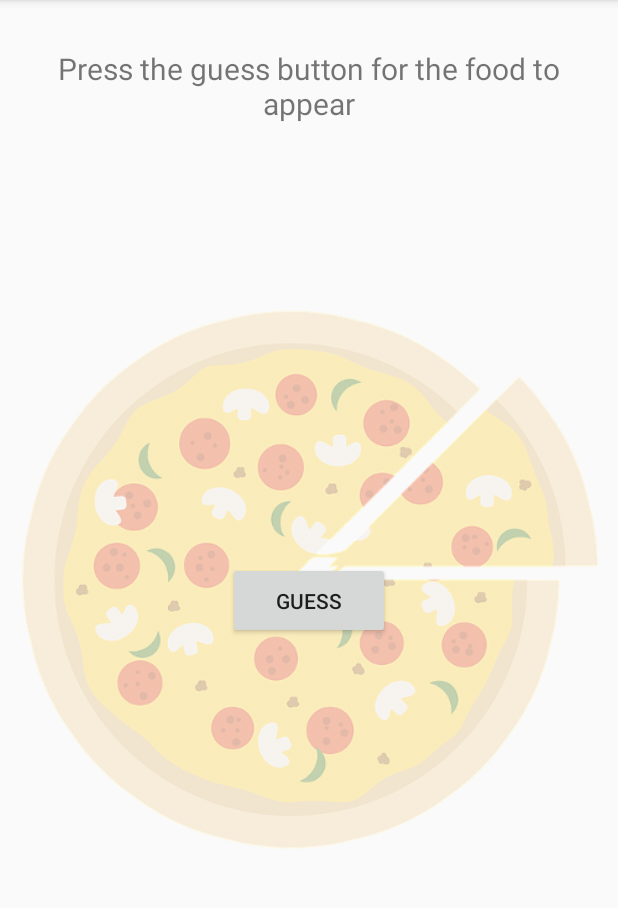
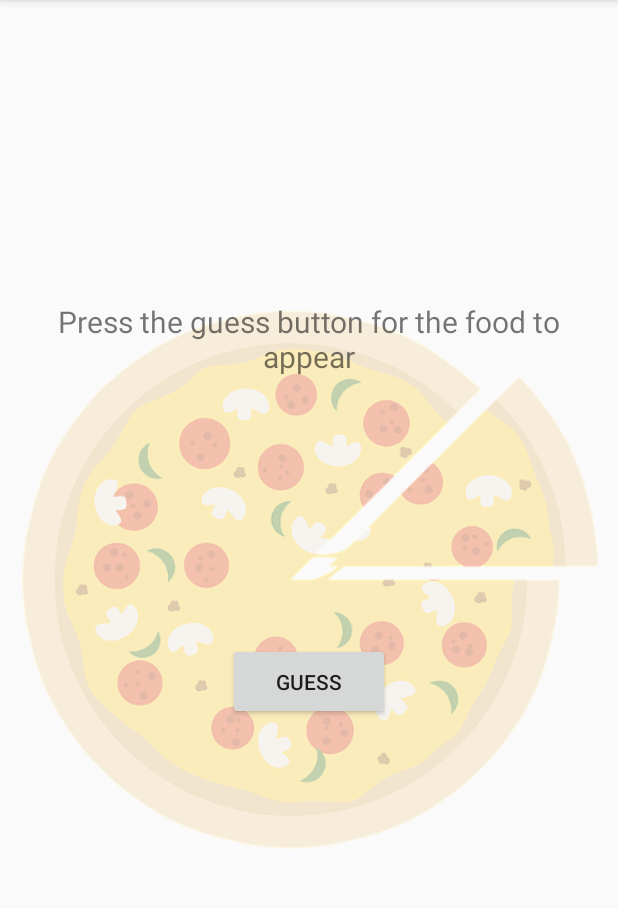
Before and after one commit to pedif/WhatEats, an Android app: the screen it shows after launch (MainActivity), on a phone screen of 412 x 824 dp, the part 84-992 px from its top. Run offline under Robolectric (Android 15) with nearby library versions, the phone set to English and light mode, and no system bars; our stand-ins replace AdMob.

Commit message:
Updated Guess Fragment
Updated guess fragment layout to now support the new design which includes views animating in random directions

```diff
--- a/app/src/main/res/layout/fragment_guess.xml
+++ b/app/src/main/res/layout/fragment_guess.xml
@@ -22,19 +22,27 @@
             app:layout_constraintTop_toTopOf="parent"
             android:layout_marginEnd="8dp" android:layout_marginRight="8dp" android:layout_marginTop="16dp"
             android:layout_marginBottom="16dp" app:layout_constraintBottom_toBottomOf="parent"/>
-    <TextView
-            android:textSize="20sp"
-            android:text="@string/text_msg"
+
+    <FrameLayout app:layout_constraintEnd_toEndOf="parent"
                  android:layout_width="0dp"
-            android:layout_height="wrap_content" android:id="@+id/text_msg"
-            android:layout_gravity="center"
-            app:layout_constraintEnd_toEndOf="parent"
-            android:gravity="center"
+                 android:layout_height="0dp"
                  app:layout_constraintTop_toTopOf="parent"
                  app:layout_constraintStart_toStartOf="parent" android:layout_marginEnd="32dp"
                  android:layout_marginRight="32dp" android:layout_marginLeft="32dp" android:layout_marginStart="32dp"
                  android:layout_marginTop="32dp"
+                 android:id="@+id/layout_msg" android:layout_marginBottom="8dp"
+                 app:layout_constraintBottom_toTopOf="@+id/button_guess">
+        <TextView
+                android:id="@+id/text_msg"
+                android:textSize="20sp"
+                android:text="@string/text_msg"
+                android:layout_gravity="center"
+                android:gravity="center"
+                android:layout_width="wrap_content"
+                android:layout_height="wrap_content"
         />
+    </FrameLayout>
+
     <Button
             android:text="@string/guess"
             android:layout_width="wrap_content"
@@ -45,9 +53,9 @@
             android:layout_marginStart="8dp" android:layout_marginBottom="8dp"
             app:layout_constraintBottom_toBottomOf="parent"
             android:contentDescription="@string/guess"
-            android:layout_marginTop="8dp" app:layout_constraintTop_toTopOf="@+id/text_msg"
+            android:layout_marginTop="8dp" app:layout_constraintTop_toTopOf="parent"
             android:paddingTop="16dp"
             android:paddingBottom="16dp"
             android:paddingLeft="32dp"
-            android:paddingRight="32dp"/>
+            android:paddingRight="32dp" app:layout_constraintVertical_bias="0.6"/>
 </androidx.constraintlayout.widget.ConstraintLayout>
```
Lines whose indentation alone changed are shown as unchanged.
